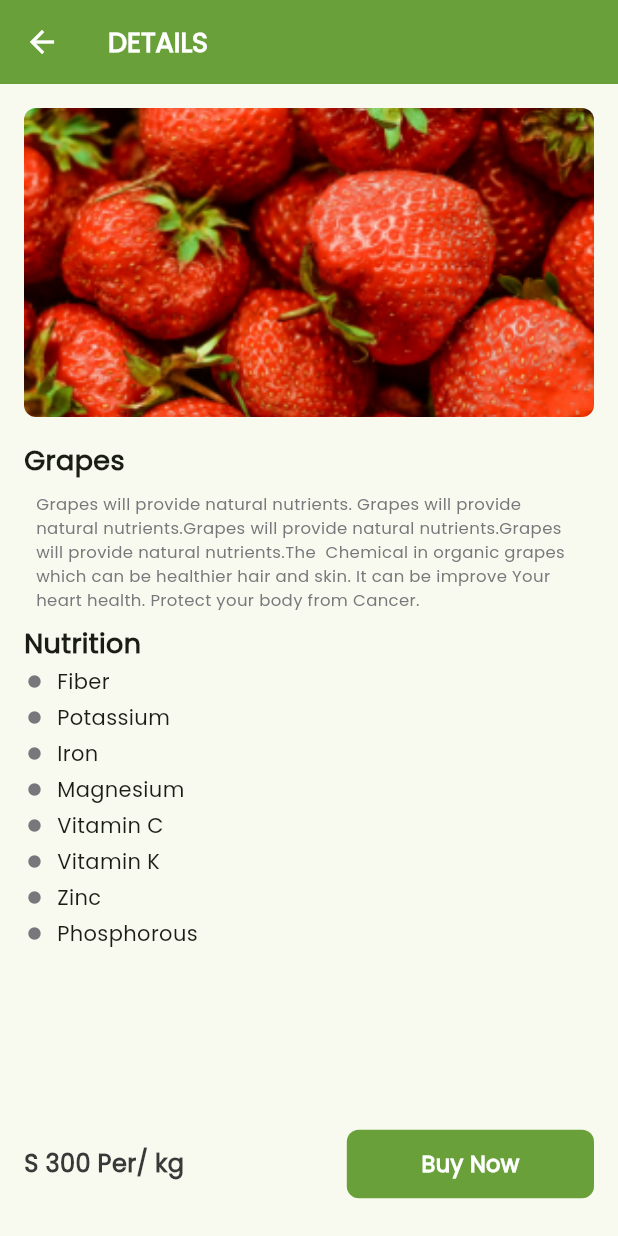
After one commit to omarabukaraki/Met-Market, a Flutter app: the HomePage screen opened directly, after a tap on "Strawberry", on a phone screen of 412 x 824 dp. The commit adds this screen. Run offline on Flutter 3.47's test engine with Material 3 defaults, Android fonts, the phone set to English and light mode, and no system bars; our stand-ins replace device_preview, smooth_page_indicator.

Commit message:
finish details page ui

```diff
--- /dev/null
+++ b/lib/feature/home/presentation/view/details_page.dart
@@ -0,0 +1,107 @@
+import 'package:flutter/material.dart';
+import 'package:met_market/core/utils/app_color.dart';
+
+import 'widget/widget_details_pages/nutrition_list.dart';
+
+class ItemDetailsPage extends StatelessWidget {
+  const ItemDetailsPage({super.key});
+
+  @override
+  Widget build(BuildContext context) {
+    return Scaffold(
+      appBar: AppBar(
+        title: const Text(
+          'DETAILS',
+          style: TextStyle(fontWeight: FontWeight.bold, fontSize: 18),
+        ),
+        backgroundColor: AppColor.kprimary,
+        foregroundColor: Colors.white,
+      ),
+      body: Column(
+        children: [
+          Expanded(
+            flex: 7,
+            child: Container(
+              margin: const EdgeInsets.symmetric(horizontal: 16),
+              width: double.infinity,
+              height: double.infinity,
+              child: SingleChildScrollView(
+                child: Column(
+                  crossAxisAlignment: CrossAxisAlignment.start,
+                  children: [
+                    Padding(
+                      padding: const EdgeInsets.symmetric(vertical: 16),
+                      child: ClipRRect(
+                        borderRadius: BorderRadius.circular(8),
+                        child: Image.asset(
+                          'assets/images/stropary.png',
+                          fit: BoxFit.cover,
+                          width: MediaQuery.of(context).size.width,
+                          height: MediaQuery.of(context).size.height / 4,
+                        ),
+                      ),
+                    ),
+                    const Text(
+                      'Grapes',
+                      style:
+                          TextStyle(fontWeight: FontWeight.bold, fontSize: 18),
+                    ),
+                    const Padding(
+                      padding: EdgeInsets.all(8.0),
+                      child: Text(
+                        'Grapes will provide natural nutrients. Grapes will provide natural nutrients.Grapes will provide natural nutrients.Grapes will provide natural nutrients.The  Chemical in organic grapes which can be healthier hair and skin. It can be improve Your heart health. Protect your body from Cancer.',
+                        maxLines: 5,
+                        style: TextStyle(
+                            fontSize: 11, color: AppColor.kFontSecondary),
+                      ),
+                    ),
+                    const Text(
+                      'Nutrition',
+                      style:
+                          TextStyle(fontWeight: FontWeight.bold, fontSize: 18),
+                    ),
+                    const NutritionList()
+                  ],
+                ),
+              ),
+            ),
+          ),
+          Expanded(
+              child: Container(
+            padding: const EdgeInsets.symmetric(horizontal: 16),
+            // color: Colors.amber,
+            width: double.infinity,
+            height: double.infinity,
+            child: Row(
+              mainAxisAlignment: MainAxisAlignment.spaceBetween,
+              children: [
+                const Text(
+                  'S' ' 300 Per/ kg',
+                  style: TextStyle(
+                      color: Color(0xff393939),
+                      fontWeight: FontWeight.w600,
+                      fontSize: 16),
+                ),
+                Container(
+                  width: MediaQuery.of(context).size.width / 2.5,
+                  height: MediaQuery.of(context).size.height / 18,
+                  decoration: BoxDecoration(
+                      borderRadius: BorderRadius.circular(8),
+                      color: AppColor.kprimary),
+                  child: const Center(
+                      child: Text(
+                    'Buy Now',
+                    style: TextStyle(
+                        color: Colors.white,
+                        fontWeight: FontWeight.bold,
+                        fontSize: 15),
+                  )),
+                )
+              ],
+            ),
+          ))
+        ],
+      ),
+    );
+  }
+}
--- a/lib/feature/home/presentation/view/home_page.dart
+++ b/lib/feature/home/presentation/view/home_page.dart
@@ -10,7 +10,6 @@ class HomePage extends StatelessWidget {
   @override
   Widget build(BuildContext context) {
     return Scaffold(
-      backgroundColor: Colors.white,
       body: Container(
         color: Colors.transparent,
         child: SafeArea(
--- a/lib/feature/home/presentation/view/widget/item_category_list.dart
+++ b/lib/feature/home/presentation/view/widget/item_category_list.dart
@@ -1,6 +1,6 @@
 import 'package:flutter/material.dart';
 import 'package:met_market/core/utils/app_color.dart';
-
+import '../details_page.dart';
 import 'cover_image_component.dart';
 
 class ItemCategoryList extends StatelessWidget {
@@ -16,7 +16,7 @@ class ItemCategoryList extends StatelessWidget {
           const Row(
             children: [
               Text(
-                'Organic Fruits' + '   ',
+                'Organic Fruits' '   ',
                 style: TextStyle(fontWeight: FontWeight.bold),
               ),
               Text(
@@ -38,8 +38,17 @@ class ItemCategoryList extends StatelessWidget {
               child: ListView.builder(
                 scrollDirection: Axis.horizontal,
                 itemBuilder: (context, index) {
-                  return CoverItemComponent(
-                    image: image,
+                  return GestureDetector(
+                    onTap: () {
+                      Navigator.push(context, MaterialPageRoute(
+                        builder: (context) {
+                          return const ItemDetailsPage();
+                        },
+                      ));
+                    },
+                    child: CoverItemComponent(
+                      image: image,
+                    ),
                   );
                 },
               ),
--- /dev/null
+++ b/lib/feature/home/presentation/view/widget/widget_details_pages/nutrition_list.dart
@@ -0,0 +1,50 @@
+import 'package:flutter/material.dart';
+import 'package:met_market/core/utils/app_color.dart';
+
+class NutritionList extends StatefulWidget {
+  const NutritionList({
+    super.key,
+  });
+
+  @override
+  State<NutritionList> createState() => _NutritionListState();
+}
+
+class _NutritionListState extends State<NutritionList> {
+  List<String> nutrition = [
+    'Fiber',
+    'Potassium',
+    'Iron',
+    'Magnesium',
+    'Vitamin C',
+    'Vitamin K',
+    'Zinc',
+    'Phosphorous'
+  ];
+  @override
+  Widget build(BuildContext context) {
+    return ListView.builder(
+      physics: const NeverScrollableScrollPhysics(),
+      shrinkWrap: true,
+      itemCount: nutrition.length,
+      itemBuilder: (context, index) {
+        return Padding(
+          padding: const EdgeInsets.all(2),
+          child: Row(
+            children: [
+              const Icon(
+                Icons.circle,
+                size: 10,
+                color: AppColor.kFontSecondary,
+              ),
+              const SizedBox(
+                width: 10,
+              ),
+              Text(nutrition[index])
+            ],
+          ),
+        );
+      },
+    );
+  }
+}
--- a/lib/main.dart
+++ b/lib/main.dart
@@ -7,12 +7,13 @@ import 'package:met_market/feature/splash_screen/presentation/view/splash_screen
 import 'core/utils/app_color.dart';
 
 void main() {
-  runApp(const MetMarket()
-      // DevicePreview(
-      //   enabled: !kReleaseMode,
-      //   builder: (context) => const MetMarket(), // Wrap your app
-      // ),
-      );
+  runApp(
+    // const MetMarket()
+    DevicePreview(
+      enabled: !kReleaseMode,
+      builder: (context) => const MetMarket(), // Wrap your app
+    ),
+  );
 }
 
 class MetMarket extends StatelessWidget {
@@ -25,11 +26,12 @@ class MetMarket extends StatelessWidget {
       title: 'Met Market',
       debugShowCheckedModeBanner: false,
       useInheritedMediaQuery: true,
-      // locale: DevicePreview.locale(context),
-      // builder: DevicePreview.appBuilder,
+      locale: DevicePreview.locale(context),
+      builder: DevicePreview.appBuilder,
       theme: ThemeData(
         fontFamily: 'Poppins',
-        colorScheme: ColorScheme.fromSeed(seedColor: AppColor.kprimary),
+        colorScheme: ColorScheme.fromSeed(
+            seedColor: AppColor.kprimary, background: Colors.white),
         useMaterial3: true,
       ),
       home: const SplashScreen(),
```
